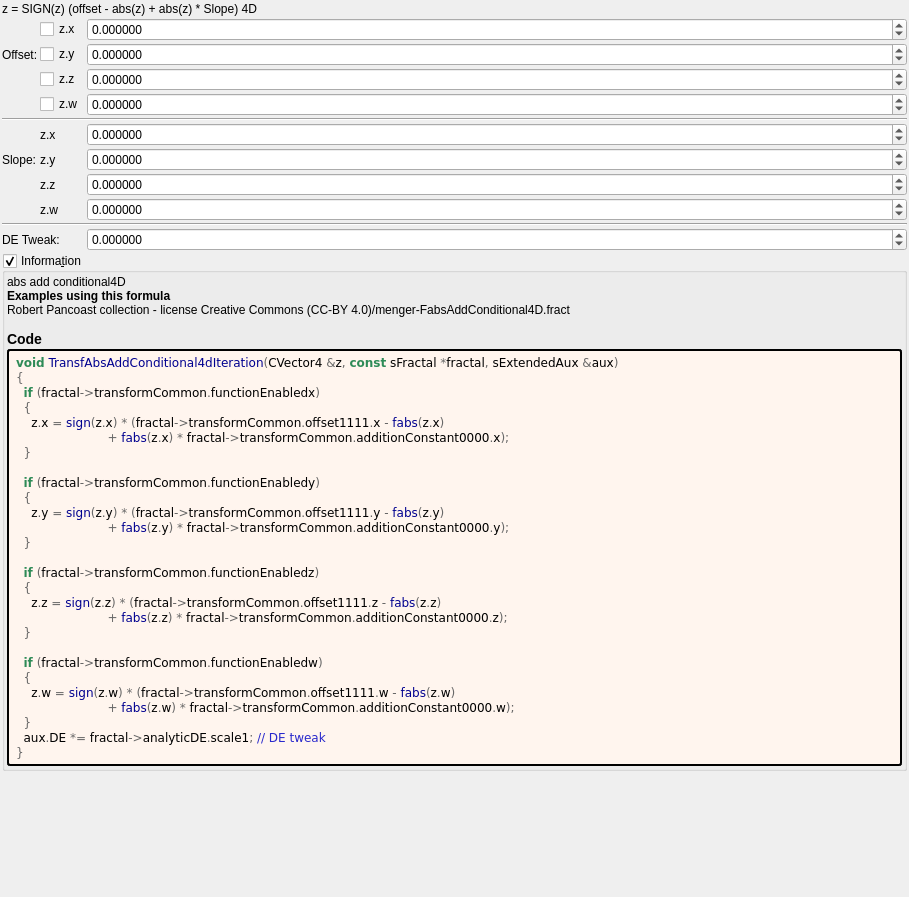
The window that mandelbulber2/formula/ui/transf_abs_add_conditional4d.ui (buddhi1980/mandelbulber2) describes before a commit, drawn with Qt 5.
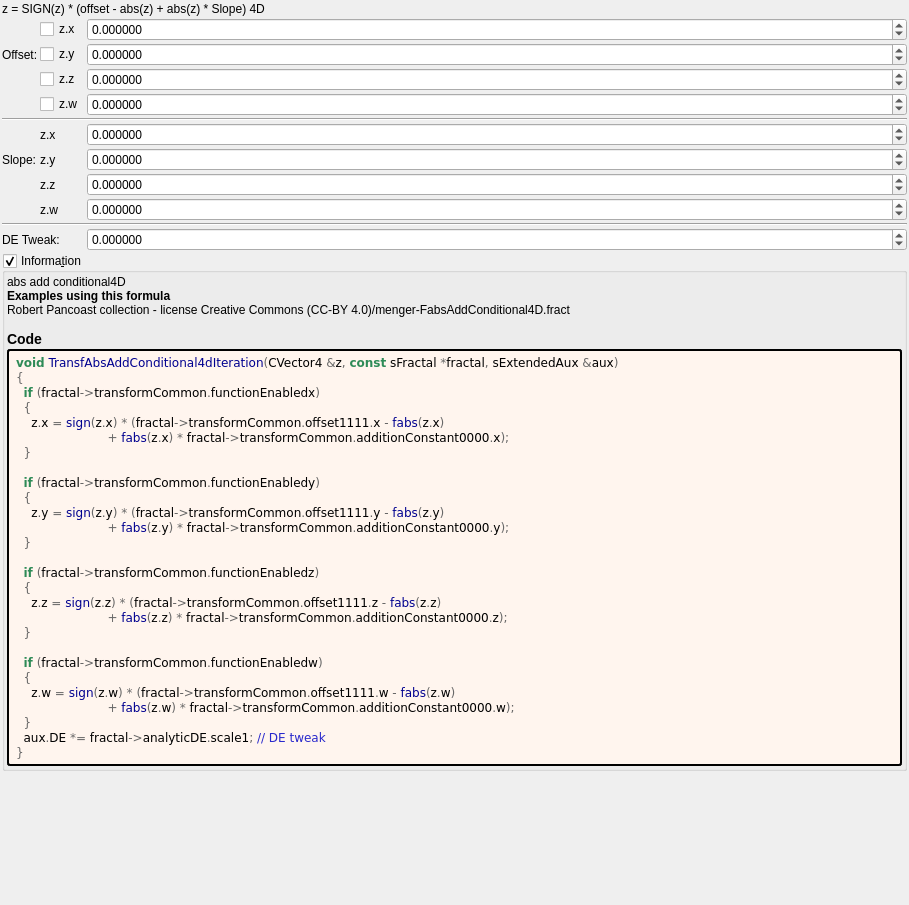
The same window after the commit. Custom widgets are drawn as their Qt base class.

```diff
--- a/mandelbulber2/formula/ui/transf_abs_add_conditional4d.ui
+++ b/mandelbulber2/formula/ui/transf_abs_add_conditional4d.ui
@@ -7,7 +7,7 @@
     <x>0</x>
     <y>0</y>
     <width>909</width>
-    <height>897</height>
+    <height>905</height>
    </rect>
   </property>
   <property name="windowTitle">
@@ -32,7 +32,7 @@
    <item>
     <widget class="QLabel" name="label_133">
      <property name="text">
-      <string>z = SIGN(z) (offset - abs(z) + abs(z) * Slope) 4D</string>
+      <string>z = SIGN(z) * (offset - abs(z) + abs(z) * Slope) 4D</string>
      </property>
     </widget>
    </item>
```
Left out of the diff: 2 changed lines with no effect on the pictures.
